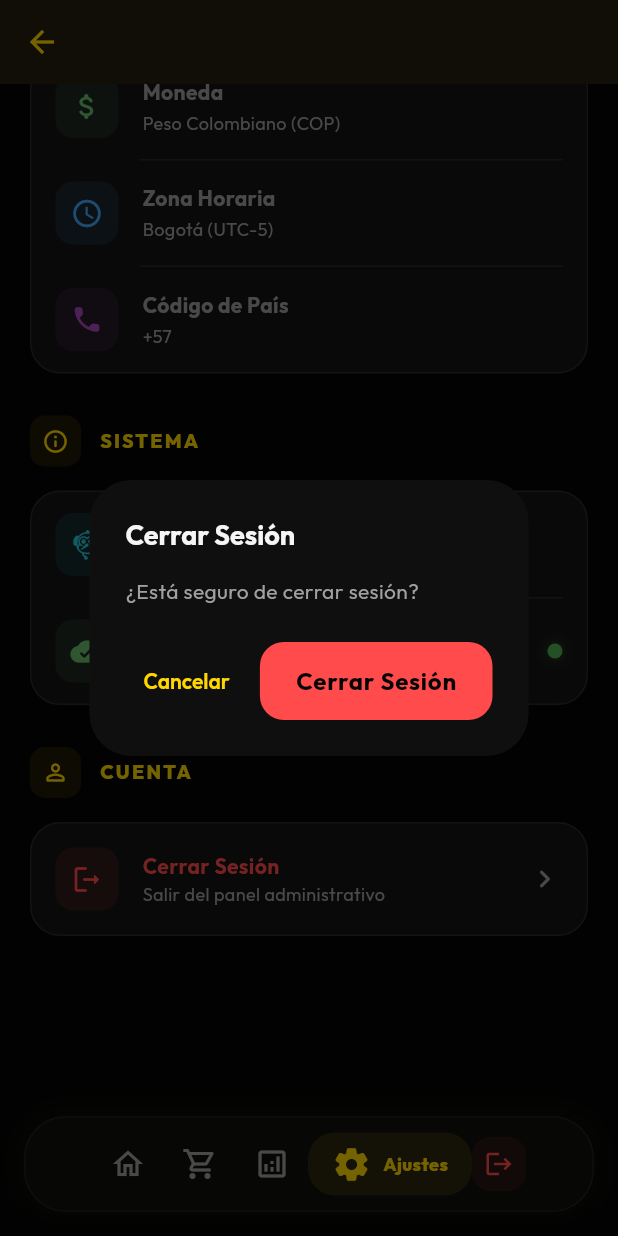
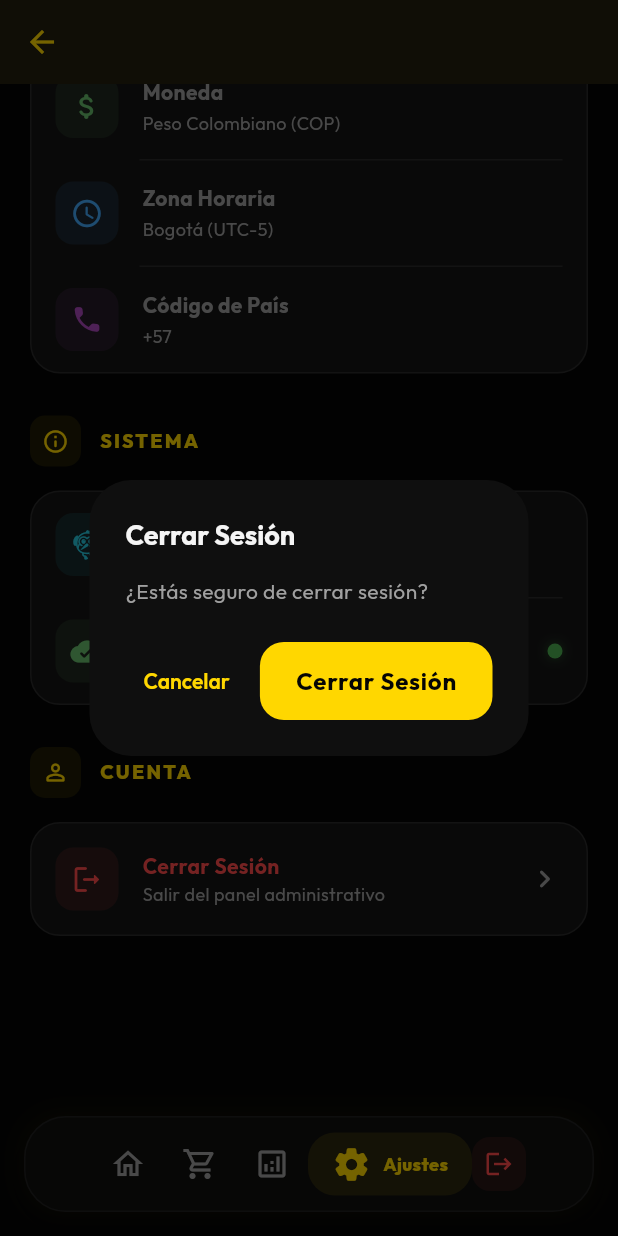
Before and after one commit to FORERO1973/RifaDorada, a Flutter app: the VendedorNavigationScreen screen opened directly, item 4 of the bottom bar chosen, scrolled down 1399 dp, after a tap on "Cerrar Sesión", on a phone screen of 412 x 824 dp. Run offline on Flutter 3.47's test engine with Material 3 defaults, Android fonts, the phone set to English and light mode, and no system bars; our stand-ins replace cloud_firestore, firebase_auth, firebase_core, fl_chart, flutter_contacts, google_fonts and 6 more; missing offline and left inert: dart:html; accounts and stored records are empty; network calls fail.

Commit message:
Add vendedor empty state, carousel pause, toggle confirmation, extract logout + section title widgets

```diff
--- a/lib/screens/configuracion_screen.dart
+++ b/lib/screens/configuracion_screen.dart
@@ -8,6 +8,8 @@ import '../providers/auth_provider.dart';
 import '../providers/theme_provider.dart';
 import '../models/app_config.dart';
 import '../services/firebase_service.dart';
+import '../widgets/logout_helper.dart';
+import '../widgets/app_section_title.dart';
 
 class ConfiguracionScreen extends StatefulWidget {
   const ConfiguracionScreen({super.key});
@@ -184,10 +186,10 @@ class _ConfiguracionScreenState extends State<ConfiguracionScreen> {
               child: Column(
                 crossAxisAlignment: CrossAxisAlignment.start,
                 children: [
-                  _buildSectionTitle(context, 'Mi Cuenta', Icons.person_rounded),
+                  const AppSectionTitle(title: 'Mi Cuenta', icon: Icons.person_rounded),
                   _buildUserInfo(context),
                   const SizedBox(height: 28),
-                  _buildSectionTitle(context, 'Apariencia', Icons.palette_rounded),
+                  const AppSectionTitle(title: 'Apariencia', icon: Icons.palette_rounded),
                   _buildThemeToggle(context),
                   const SizedBox(height: 28),
                   Consumer<AuthProvider>(
@@ -195,7 +197,7 @@ class _ConfiguracionScreenState extends State<ConfiguracionScreen> {
                       if (!auth.esAdmin) return const SizedBox.shrink();
                       return Column(
                         children: [
-                          _buildSectionTitle(context, 'Chatbot WhatsApp', Icons.smart_toy_rounded),
+                          const AppSectionTitle(title: 'Chatbot WhatsApp', icon: Icons.smart_toy_rounded),
                           _buildChatbotSection(context),
                           const SizedBox(height: 28),
                         ],
@@ -207,20 +209,20 @@ class _ConfiguracionScreenState extends State<ConfiguracionScreen> {
                       final readOnly = !auth.esAdmin;
                       return Column(
                         children: [
-                          _buildSectionTitle(context, 'Datos del Usuario', Icons.business_rounded),
+                          const AppSectionTitle(title: 'Datos del Usuario', icon: Icons.business_rounded),
                           _buildUserDataSection(context, readOnly: readOnly),
                         ],
                       );
                     },
                   ),
                   const SizedBox(height: 28),
-                  _buildSectionTitle(context, 'Región', Icons.public_rounded),
+                  const AppSectionTitle(title: 'Región', icon: Icons.public_rounded),
                   _buildRegionInfo(context),
                   const SizedBox(height: 28),
-                  _buildSectionTitle(context, 'Sistema', Icons.info_outline_rounded),
+                  const AppSectionTitle(title: 'Sistema', icon: Icons.info_outline_rounded),
                   _buildAboutSection(context),
                   const SizedBox(height: 28),
-                  _buildSectionTitle(context, 'Cuenta', Icons.person_outline_rounded),
+                  const AppSectionTitle(title: 'Cuenta', icon: Icons.person_outline_rounded),
                   _buildAccountSection(context),
                   const SizedBox(height: 100),
                 ],
@@ -291,34 +293,6 @@ class _ConfiguracionScreenState extends State<ConfiguracionScreen> {
             ),
           ),
         ),
-      ),
-    );
-  }
-
-  Widget _buildSectionTitle(BuildContext context, String title, IconData icon) {
-    return Padding(
-      padding: const EdgeInsets.only(bottom: 16),
-      child: Row(
-        children: [
-          Container(
-            padding: const EdgeInsets.all(8),
-            decoration: BoxDecoration(
-              color: AppTheme.primaryColor.withValues(alpha: 0.1),
-              borderRadius: BorderRadius.circular(10),
-            ),
-            child: Icon(icon, size: 18, color: AppTheme.primaryColor),
-          ),
-          const SizedBox(width: 12),
-          Text(
-            title.toUpperCase(),
-            style: GoogleFonts.outfit(
-              fontSize: 13,
-              fontWeight: FontWeight.w800,
-              letterSpacing: 1.5,
-              color: AppTheme.primaryColor,
-            ),
-          ),
-        ],
       ),
     );
   }
@@ -856,30 +830,6 @@ class _ConfiguracionScreenState extends State<ConfiguracionScreen> {
   }
 
   void _showLogoutDialog(BuildContext context) {
-    showDialog(
-      context: context,
-      builder: (context) => AlertDialog(
-        title: const Text('Cerrar Sesión'),
-        content: const Text('¿Está seguro de cerrar sesión?'),
-        actions: [
-          TextButton(
-            onPressed: () => Navigator.pop(context),
-            child: const Text('Cancelar'),
-          ),
-          ElevatedButton(
-            onPressed: () async {
-              await context.read<AuthProvider>().logout();
-              if (context.mounted) {
-                Navigator.pop(context);
-              }
-            },
-            style: ElevatedButton.styleFrom(
-              backgroundColor: AppTheme.errorColor,
-            ),
-            child: const Text('Cerrar Sesión'),
-          ),
-        ],
-      ),
-    );
+    showLogoutDialog(context);
   }
 }
--- a/lib/screens/vendedor_home_screen.dart
+++ b/lib/screens/vendedor_home_screen.dart
@@ -81,6 +81,22 @@ class _VendedorHomeScreenState extends State<VendedorHomeScreen> {
               _buildSectionTitle('Rifas Activas'),
               const SizedBox(height: 12),
               ...rifasActivas.map((rifa) => _buildRifaCard(context, rifa, provider)),
+            ] else if (provider.rifasVisibles.isEmpty) ...[
+              _buildSectionTitle('Rifas Activas'),
+              const SizedBox(height: 16),
+              Center(
+                child: Column(
+                  children: [
+                    Icon(Icons.info_outline_rounded, size: 48, color: AppTheme.textSecondary.withValues(alpha: 0.5)),
+                    const SizedBox(height: 12),
+                    Text(
+                      'El administrador aún no te ha asignado rifas',
+                      textAlign: TextAlign.center,
+                      style: TextStyle(color: AppTheme.textSecondary, fontSize: 14),
+                    ),
+                  ],
+                ),
+              ),
             ],
             const SizedBox(height: 24),
             if (misParticipantes.isNotEmpty) ...[
--- /dev/null
+++ b/lib/widgets/app_section_title.dart
@@ -0,0 +1,45 @@
+import 'package:flutter/material.dart';
+import 'package:google_fonts/google_fonts.dart';
+import '../config/theme.dart';
+
+class AppSectionTitle extends StatelessWidget {
+  final String title;
+  final IconData icon;
+  final double fontSize;
+
+  const AppSectionTitle({
+    super.key,
+    required this.title,
+    required this.icon,
+    this.fontSize = 13,
+  });
+
+  @override
+  Widget build(BuildContext context) {
+    return Padding(
+      padding: const EdgeInsets.only(bottom: 16),
+      child: Row(
+        children: [
+          Container(
+            padding: const EdgeInsets.all(8),
+            decoration: BoxDecoration(
+              color: AppTheme.primaryColor.withValues(alpha: 0.1),
+              borderRadius: BorderRadius.circular(10),
+            ),
+            child: Icon(icon, size: 18, color: AppTheme.primaryColor),
+          ),
+          const SizedBox(width: 12),
+          Text(
+            title.toUpperCase(),
+            style: GoogleFonts.outfit(
+              fontSize: fontSize,
+              fontWeight: FontWeight.w800,
+              letterSpacing: 1.5,
+              color: AppTheme.primaryColor,
+            ),
+          ),
+        ],
+      ),
+    );
+  }
+}
--- /dev/null
+++ b/lib/widgets/logout_helper.dart
@@ -0,0 +1,26 @@
+import 'package:flutter/material.dart';
+import 'package:provider/provider.dart';
+import '../providers/auth_provider.dart';
+
+void showLogoutDialog(BuildContext context) {
+  showDialog(
+    context: context,
+    builder: (ctx) => AlertDialog(
+      title: const Text('Cerrar Sesión'),
+      content: const Text('¿Estás seguro de cerrar sesión?'),
+      actions: [
+        TextButton(
+          onPressed: () => Navigator.pop(ctx),
+          child: const Text('Cancelar'),
+        ),
+        ElevatedButton(
+          onPressed: () {
+            context.read<AuthProvider>().logout();
+            Navigator.pop(ctx);
+          },
+          child: const Text('Cerrar Sesión'),
+        ),
+      ],
+    ),
+  );
+}
```
Also changed, not shown: lib/app.dart (+3 -34 lines), lib/screens/admin_screen.dart (+26 -29 lines), lib/screens/selector_numeros_screen.dart (+13 -1 lines).
